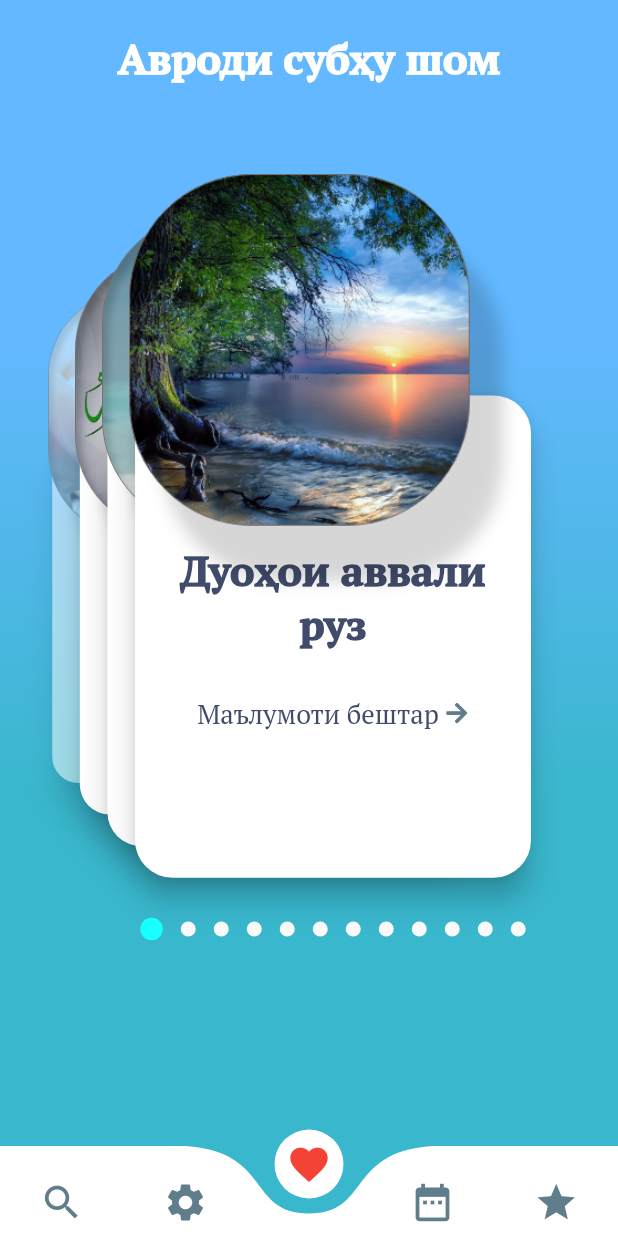
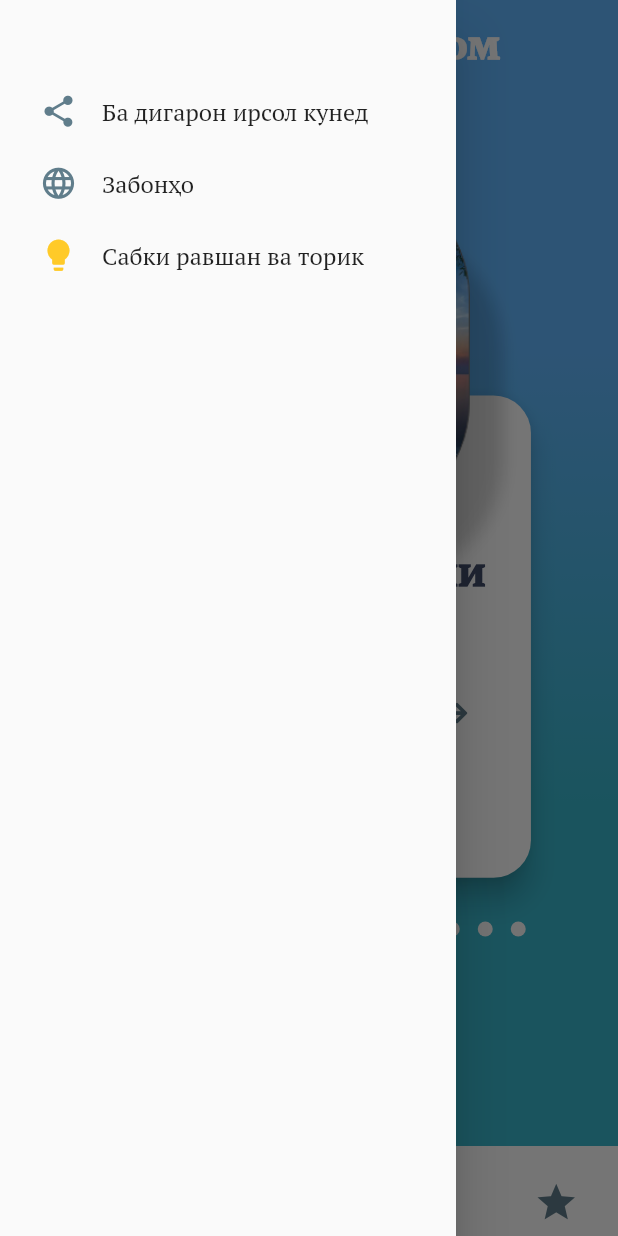
Before and after one commit to Sadid-USN/avrod, a Flutter app: the screen it shows after launch, with the side drawer open (before the commit the screen has no drawer), on a phone screen of 412 x 824 dp. Run offline on Flutter 3.47's test engine with Material 2 defaults, Android fonts, the phone set to English and light mode, and no system bars; drawn by our look-alikes of animated_text_kit, curved_navigation_bar; our stand-ins replace cached_network_image, flutter_swiper, font_awesome_flutter, google_fonts, hijri, hive and 6 more; missing offline and left inert: clipboard, hijri_picker; accounts and stored records are empty.

Commit message:
added drawer

```diff
--- a/lib/screens/calendar_hijri.dart
+++ b/lib/Calendars/calendar_hijri.dart
@@ -19,7 +19,7 @@ class _HijriPickerScreenState extends State<HijriPickerScreen> {
         appBar: AppBar(
           elevation: 1,
           backgroundColor: gradientStartColor,
-          title: const Text('Тақвими ҳиҷрӣ', style: TextStyle(fontSize: 25)),
+          title: const Text('Тақвими ҳиҷрӣ', style: TextStyle(fontSize: 22)),
           centerTitle: true,
         ),
         // ignore: avoid_unnecessary_containers, sized_box_for_whitespace
--- a/lib/screens/calendar_tabbar.dart
+++ b/lib/Calendars/calendar_tabbar.dart
@@ -1,5 +1,5 @@
 import 'package:avrod/colors/colors.dart';
-import 'package:avrod/screens/gregorian_calendar.dart';
+import 'package:avrod/Calendars/gregorian_calendar.dart';
 import 'package:flutter/material.dart';
 import 'package:liquid_swipe/liquid_swipe.dart';
 
--- a/lib/screens/gregorian_calendar.dart
+++ b/lib/Calendars/gregorian_calendar.dart
@@ -20,7 +20,7 @@ class _GregorianCalendarState extends State<GregorianCalendar> {
       appBar: AppBar(
         elevation: 1,
        backgroundColor: gradientStartColor,
-        title: const Text('Тақвими мелодӣ', style: TextStyle(fontSize: 25)),
+        title: const Text('Тақвими мелодӣ', style: TextStyle(fontSize: 22)),
         centerTitle: true,
       ),
       body: TableCalendar(
--- a/lib/main.dart
+++ b/lib/main.dart
@@ -7,6 +7,8 @@ import 'package:google_fonts/google_fonts.dart';
 import 'package:sizer/sizer.dart';
 import 'package:hive/hive.dart';
 import 'package:hive_flutter/hive_flutter.dart';
+
+import 'models/my_theme.dart';
 
 // ignore: constant_identifier_names
 const String FAVORITES_BOX = 'favorites_box';
@@ -19,9 +21,14 @@ Future main() async {
   runApp(const MyApp());
 }
 
-class MyApp extends StatelessWidget {
+class MyApp extends StatefulWidget {
   const MyApp({Key key}) : super(key: key);
 
+  @override
+  State<MyApp> createState() => _MyAppState();
+}
+
+class _MyAppState extends State<MyApp> {
   @override
   Widget build(BuildContext context) {
     return Sizer(
@@ -36,7 +43,9 @@ class MyApp extends StatelessWidget {
            Locale('ar', 'SA'),
          ],
             debugShowCheckedModeBanner: false,
+
             theme: ThemeData(
+
               textTheme:
                   GoogleFonts.ptSerifTextTheme(Theme.of(context).textTheme),
               visualDensity: VisualDensity.adaptivePlatformDensity,
--- /dev/null
+++ b/lib/models/drawer_model.dart
@@ -0,0 +1,103 @@
+import 'package:flutter/material.dart';
+import 'package:url_launcher/url_launcher.dart';
+
+class DrawerModel extends StatefulWidget {
+  const DrawerModel({Key? key}) : super(key: key);
+
+  @override
+  State<DrawerModel> createState() => _DrawerModelState();
+}
+
+class _DrawerModelState extends State<DrawerModel> {
+  final bool _switch = false;
+  final ThemeData _dark = ThemeData(brightness: Brightness.dark);
+  final ThemeData _light = ThemeData(brightness: Brightness.light);
+  final String _lounchUrl =
+      'https://play.google.com/store/apps/details?id=com.darulasar.avrod';
+  Future<void> _launchInBrowser(String url) async {
+    if (await canLaunch(url)) {
+      await launch(url,
+          forceSafariVC: false,
+          forceWebView: false,
+          headers: <String, String>{'header_key': 'header_value'});
+    } else {
+      throw 'Пайванд кушода нашуд $url';
+    }
+  }
+
+  @override
+  Widget build(BuildContext context) {
+    return Column(
+      children: [
+        Row(
+          children: [
+            IconButton(
+                onPressed: () {
+                  setState(() {
+                    _launchInBrowser(_lounchUrl);
+                  });
+                },
+                icon: const Icon(
+                  Icons.share,
+                  color: Colors.blueGrey,
+                  size: 25,
+                )),
+            const SizedBox(
+              width: 5,
+            ),
+            const Text(
+              'Ба дигарон ирсол кунед',
+              style: TextStyle(fontSize: 16),
+            ),
+          ],
+        ),
+        Row(
+          children: [
+            IconButton(
+                onPressed: () {
+                  setState(() {});
+                },
+                icon: const Icon(
+                  Icons.language,
+                  color: Colors.blueGrey,
+                  size: 25,
+                )),
+            const SizedBox(
+              width: 5,
+            ),
+            const Text(
+              'Забонҳо',
+              style: TextStyle(fontSize: 16),
+            )
+          ],
+        ),
+        Row(
+          children: [
+            IconButton(
+                onPressed: () {
+                  setState(() {
+                    if (_switch == false) {
+                      _light;
+                    } else {
+                      _dark;
+                    }
+                  });
+                },
+                icon: Icon(
+                  Icons.lightbulb,
+                  color: Colors.amber[400],
+                  size: 25,
+                )),
+            const SizedBox(
+              width: 5,
+            ),
+            const Text(
+              'Сабки равшан ва торик',
+              style: TextStyle(fontSize: 16),
+            )
+          ],
+        ),
+      ],
+    );
+  }
+}
--- a/lib/screens/chapter_screen.dart
+++ b/lib/screens/chapter_screen.dart
@@ -40,7 +40,10 @@ class _ChapterScreenState extends State<ChapterScreen> {
       appBar: AppBar(
         elevation: 0.0,
         backgroundColor: gradientStartColor,
-        title: const Text('Рӯйхати фаслҳо'),
+        title: const Text(
+          'Рӯйхати фаслҳо',
+          style: TextStyle(fontSize: 22),
+        ),
         centerTitle: true,
         flexibleSpace: Container(
           decoration: const BoxDecoration(
--- a/lib/screens/home_page.dart
+++ b/lib/screens/home_page.dart
@@ -4,8 +4,10 @@ import 'package:animated_text_kit/animated_text_kit.dart';
 import 'package:avrod/colors/colors.dart';
 import 'package:avrod/data/book_class.dart';
 import 'package:avrod/data/book_map.dart';
+import 'package:avrod/models/drawer_model.dart';
+import 'package:avrod/screens/books_online_screen.dart';
 
-import 'package:avrod/screens/calendar_tabbar.dart';
+import 'package:avrod/Calendars/calendar_tabbar.dart';
 import 'package:avrod/screens/search_screen.dart';
 import 'package:curved_navigation_bar/curved_navigation_bar.dart';
 import 'package:flutter/material.dart';
@@ -45,9 +47,9 @@ class _HomePageState extends State<HomePage> {
   final navItems = [
     const Icon(Icons.search, color: Colors.blueGrey, size: 30),
     const Icon(
-      Icons.settings,
+      FontAwesomeIcons.book,
       color: Colors.blueGrey,
-      size: 30,
+      size: 26,
     ),
     const Icon(Icons.favorite, color: Colors.red, size: 30),
     const Icon(Icons.date_range, color: Colors.blueGrey, size: 30),
@@ -67,6 +69,30 @@ class _HomePageState extends State<HomePage> {
   @override
   Widget build(BuildContext context) {
     return Scaffold(
+        drawer: Drawer(
+          child: Padding(
+            padding: const EdgeInsets.only(left: 15, top: 50),
+            child: Column(
+                crossAxisAlignment: CrossAxisAlignment.start,
+                children: const [
+                  DrawerModel()
+
+                  ]),
+          ),
+        ),
+        extendBodyBehindAppBar: true,
+        appBar: AppBar(
+          title: AnimatedTextKit(
+            totalRepeatCount: 2,
+            animatedTexts: [
+              ColorizeAnimatedText('Авроди субҳу шом',
+                  textStyle: colorizeTextStyle, colors: colorizeColors),
+            ],
+          ),
+          centerTitle: true,
+          elevation: 0.0,
+          backgroundColor: Colors.transparent,
+        ),
         backgroundColor: gradientEndColor,
         body: Container(
           height: double.maxFinite,
@@ -86,23 +112,6 @@ class _HomePageState extends State<HomePage> {
                     Column(
                       crossAxisAlignment: CrossAxisAlignment.center,
                       children: [
-                        const SizedBox(
-                          height: 20,
-                        ),
-                        // ignore: avoid_unnecessary_containers
-                        SizedBox(
-                          child: AnimatedTextKit(
-                            totalRepeatCount: 2,
-                            animatedTexts: [
-                              ColorizeAnimatedText('Авроди субҳу шом',
-                                  textStyle: colorizeTextStyle,
-                                  colors: colorizeColors),
-                            ],
-                          ),
-                        ),
-
-                        // ignore: avoid_unnecessary_containers
-
                         Container(
                           padding: const EdgeInsets.only(left: 32, top: 60),
                           height: 70.h,
@@ -260,6 +269,10 @@ class _HomePageState extends State<HomePage> {
                 Navigator.push(context, MaterialPageRoute(builder: (context) {
                   return const SearcScreen();
                 }));
+              } else if (index == 1) {
+                Navigator.push(context, MaterialPageRoute(builder: (context) {
+                  return const BooksFromNet();
+                }));
               } else if (index == 2) {
                 Navigator.push(context, MaterialPageRoute(builder: (context) {
                   return const FavoriteChaptersSceen();
--- a/pubspec.yaml
+++ b/pubspec.yaml
@@ -15,7 +15,7 @@ publish_to: 'none' # Remove this line if you wish to publish to pub.dev
 # In iOS, build-name is used as CFBundleShortVersionString while build-number used as CFBundleVersion.
 # Read more about iOS versioning at
 # https://developer.apple.com/library/archive/documentation/General/Reference/InfoPlistKeyReference/Articles/CoreFoundationKeys.html
-version: 1.0.0+3
+version: 1.0.0+4
 
 environment:
   sdk: ">=2.12.0 <3.0.0"
```
Also changed, not shown: lib/models/my_theme.dart (added, +12 -0 lines), lib/screens/books_online_screen.dart (added, +22 -0 lines), lib/screens/search_screen.dart (+35 -135 lines), lib/screens/text_screen.dart (+7 -2 lines), lib/data/book.json.
